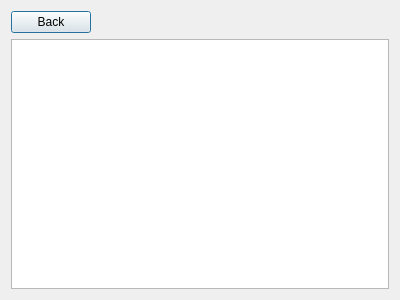
This is personalresults.ui in ValeriaGrigoruants/Platform-for-learning-programming as Qt 5 draws it before an edit. The edited form follows.
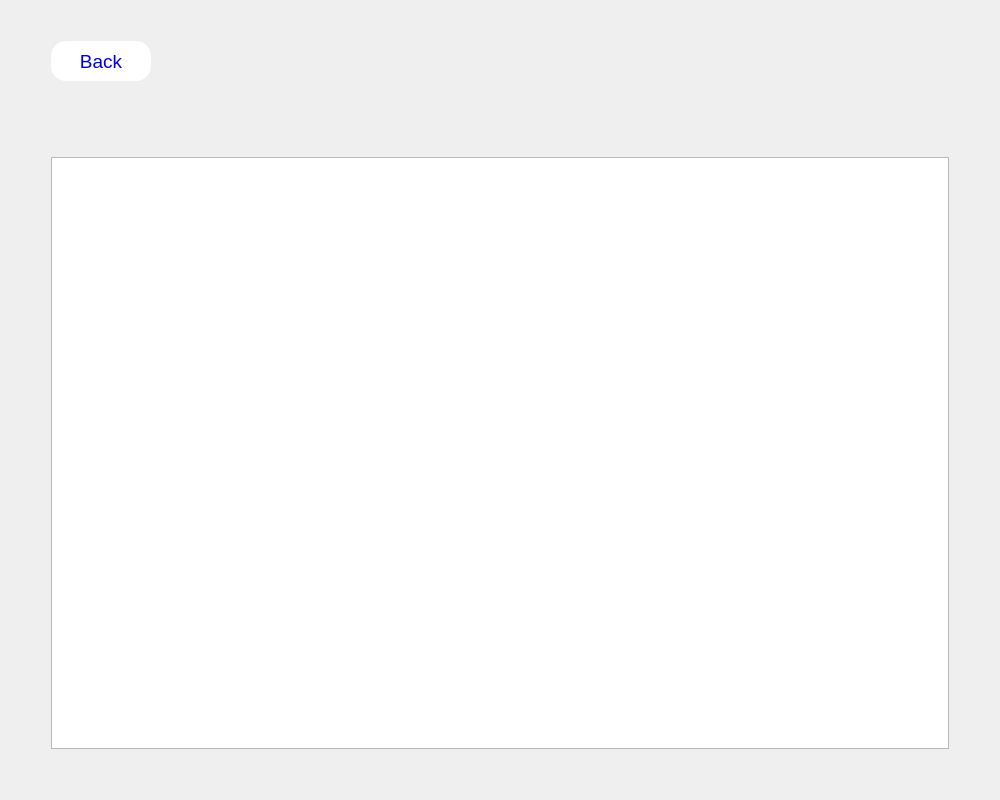
This is the edited form.

Patch:
```diff
--- a/personalresults.ui
+++ b/personalresults.ui
@@ -6,8 +6,8 @@
    <rect>
     <x>0</x>
     <y>0</y>
-    <width>400</width>
-    <height>300</height>
+    <width>1000</width>
+    <height>800</height>
    </rect>
   </property>
   <property name="windowTitle">
@@ -15,20 +15,165 @@
   </property>
   <layout class="QVBoxLayout" name="verticalLayout">
    <item>
-    <widget class="QPushButton" name="back">
-     <property name="sizePolicy">
-      <sizepolicy hsizetype="Maximum" vsizetype="Fixed">
-       <horstretch>0</horstretch>
-       <verstretch>0</verstretch>
-      </sizepolicy>
+    <layout class="QHBoxLayout" name="horizontalLayout_2">
+     <property name="topMargin">
+      <number>0</number>
      </property>
-     <property name="text">
-      <string>Back</string>
+     <item>
+      <spacer name="horizontalSpacer_3">
+       <property name="orientation">
+        <enum>Qt::Horizontal</enum>
+       </property>
+       <property name="sizeType">
+        <enum>QSizePolicy::Fixed</enum>
+       </property>
+       <property name="sizeHint" stdset="0">
+        <size>
+         <width>40</width>
+         <height>20</height>
+        </size>
+       </property>
+      </spacer>
+     </item>
+     <item>
+      <widget class="QPushButton" name="back">
+       <property name="sizePolicy">
+        <sizepolicy hsizetype="Fixed" vsizetype="Fixed">
+         <horstretch>0</horstretch>
+         <verstretch>0</verstretch>
+        </sizepolicy>
+       </property>
+       <property name="minimumSize">
+        <size>
+         <width>100</width>
+         <height>40</height>
+        </size>
+       </property>
+       <property name="cursor">
+        <cursorShape>PointingHandCursor</cursorShape>
+       </property>
+       <property name="styleSheet">
+        <string notr="true">#back {
+	font: 14pt;
+color: rgb(0, 0, 225);
+border-radius: 15px;
+background-color: rgb(255, 255, 255)}</string>
+       </property>
+       <property name="text">
+        <string>Back</string>
+       </property>
+      </widget>
+     </item>
+     <item>
+      <spacer name="horizontalSpacer_4">
+       <property name="orientation">
+        <enum>Qt::Horizontal</enum>
+       </property>
+       <property name="sizeHint" stdset="0">
+        <size>
+         <width>40</width>
+         <height>20</height>
+        </size>
+       </property>
+      </spacer>
+     </item>
+     <item>
+      <spacer name="verticalSpacer_3">
+       <property name="orientation">
+        <enum>Qt::Vertical</enum>
+       </property>
+       <property name="sizeType">
+        <enum>QSizePolicy::Fixed</enum>
+       </property>
+       <property name="sizeHint" stdset="0">
+        <size>
+         <width>20</width>
+         <height>100</height>
+        </size>
+       </property>
+      </spacer>
+     </item>
+    </layout>
+   </item>
+   <item>
+    <spacer name="verticalSpacer_2">
+     <property name="orientation">
+      <enum>Qt::Vertical</enum>
      </property>
-    </widget>
+     <property name="sizeType">
+      <enum>QSizePolicy::Fixed</enum>
+     </property>
+     <property name="sizeHint" stdset="0">
+      <size>
+       <width>20</width>
+       <height>40</height>
+      </size>
+     </property>
+    </spacer>
    </item>
    <item>
-    <widget class="QTableWidget" name="tableRes"/>
+    <layout class="QHBoxLayout" name="horizontalLayout">
+     <property name="topMargin">
+      <number>0</number>
+     </property>
+     <item>
+      <spacer name="horizontalSpacer">
+       <property name="orientation">
+        <enum>Qt::Horizontal</enum>
+       </property>
+       <property name="sizeType">
+        <enum>QSizePolicy::Fixed</enum>
+       </property>
+       <property name="sizeHint" stdset="0">
+        <size>
+         <width>40</width>
+         <height>20</height>
+        </size>
+       </property>
+      </spacer>
+     </item>
+     <item>
+      <widget class="QTableWidget" name="tableRes">
+       <property name="font">
+        <font>
+         <pointsize>16</pointsize>
+        </font>
+       </property>
+      </widget>
+     </item>
+     <item>
+      <spacer name="horizontalSpacer_2">
+       <property name="orientation">
+        <enum>Qt::Horizontal</enum>
+       </property>
+       <property name="sizeType">
+        <enum>QSizePolicy::Fixed</enum>
+       </property>
+       <property name="sizeHint" stdset="0">
+        <size>
+         <width>40</width>
+         <height>20</height>
+        </size>
+       </property>
+      </spacer>
+     </item>
+    </layout>
+   </item>
+   <item>
+    <spacer name="verticalSpacer">
+     <property name="orientation">
+      <enum>Qt::Vertical</enum>
+     </property>
+     <property name="sizeType">
+      <enum>QSizePolicy::Fixed</enum>
+     </property>
+     <property name="sizeHint" stdset="0">
+      <size>
+       <width>20</width>
+       <height>40</height>
+      </size>
+     </property>
+    </spacer>
    </item>
   </layout>
  </widget>
```
